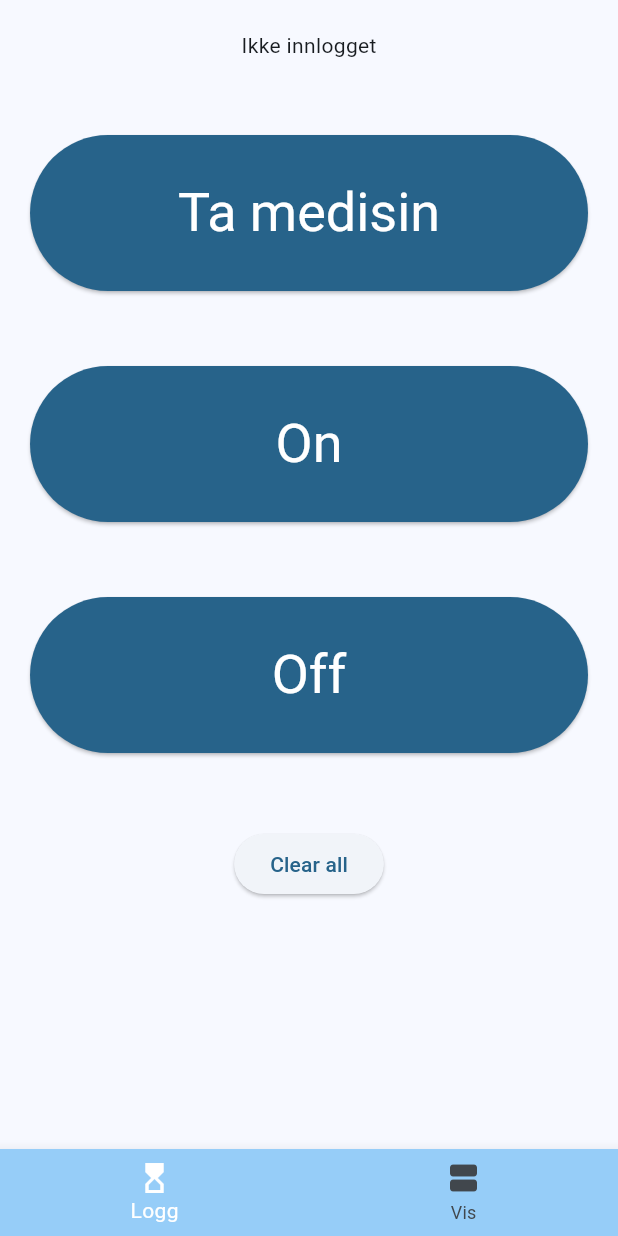
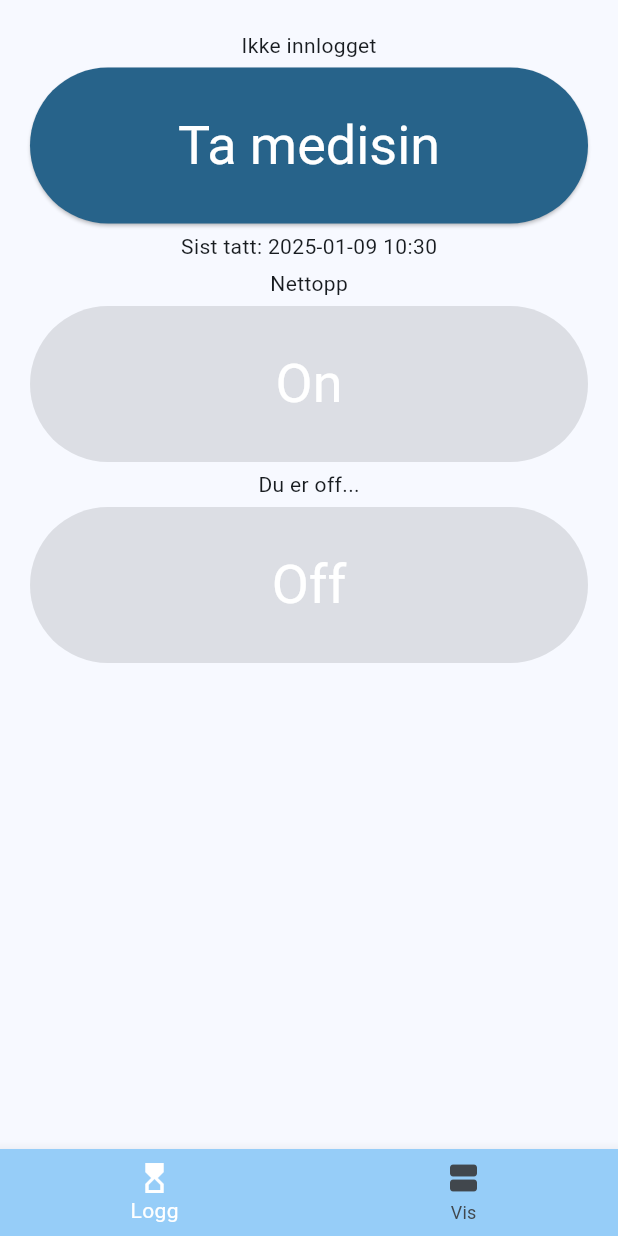
Before and after one commit to lhartvik/On, a Flutter app: the screen it shows after launch, after a tap on "Ta medisin", on a phone screen of 412 x 824 dp. Run offline on Flutter 3.47's test engine with Material 3 defaults, Android fonts, the phone set to English and light mode, and no system bars; our stand-ins replace flutter_dotenv, google_sign_in, sqflite, supabase_flutter; accounts and stored records are empty; network calls fail.

Commit message:
Innført Timer, og lytter til endringer i databasen

```diff
--- a/lib/components/loggeknapp.dart
+++ b/lib/components/loggeknapp.dart
@@ -6,10 +6,14 @@ class Loggeknapp extends StatelessWidget {
     super.key,
     required this.tittel,
     required this.theme,
+    required this.disabled,
+    required this.action,
   });
 
   final String tittel;
   final ThemeData theme;
+  final bool disabled;
+  final void Function() action;
 
   @override
   Widget build(BuildContext context) {
@@ -21,9 +25,12 @@ class Loggeknapp extends StatelessWidget {
     return Center(
       child: ElevatedButton(
           style: buttonStyle,
-          onPressed: () {
-            SupabaseHelper.instance.insert(tittel);
-          },
+          onPressed: disabled
+              ? null
+              : () {
+                  SupabaseHelper.instance.insert(tittel);
+                  action();
+                },
           child: Padding(
             padding: const EdgeInsets.all(30.0),
             child: Text(tittel, style: style),
--- a/lib/db/supabase_helper.dart
+++ b/lib/db/supabase_helper.dart
@@ -15,9 +15,10 @@ class SupabaseHelper implements DatabaseHelper {
   Future<SupabaseClient> get db async {
     if (_db == null) {
       await Supabase.initialize(
-        url: dotenv.env['SUPABASE_URL'] ?? '',
-        anonKey: dotenv.env['SUPABASE_KEY'] ?? '',
-      );
+          url: dotenv.env['SUPABASE_URL'] ?? '',
+          anonKey: dotenv.env['SUPABASE_KEY'] ?? '',
+          realtimeClientOptions:
+              const RealtimeClientOptions(eventsPerSecond: 2));
       _db = Supabase.instance.client;
       await nativeGoogleSignIn();
     }
@@ -53,6 +54,36 @@ class SupabaseHelper implements DatabaseHelper {
         .then((database) => database.from(_tableName).delete().neq('event', 0));
   }
 
+  Future<DateTime?> lastMedicineTaken() async {
+    var database = await db;
+    PostgrestList foo = await database
+        .from(_tableName)
+        .select('timestamp')
+        .eq('event', 'Ta medisin')
+        .order('timestamp', ascending: false)
+        .limit(1);
+
+    var bar = DateTime.tryParse(foo.firstOrNull?['timestamp']);
+
+    return bar;
+  }
+
+  Future<bool> lastStatus() async {
+    var database = await db;
+    PostgrestList sisteStatus = await database
+        .from(_tableName)
+        .select('event')
+        .or('event.eq.On,event.eq.Off')
+        .order('timestamp', ascending: false)
+        .limit(1);
+    var siste = sisteStatus.firstOrNull?['event'];
+    if (siste == 'On') {
+      return true;
+    } else {
+      return false;
+    }
+  }
+
   static Future<AuthResponse> nativeGoogleSignIn() async {
     var webClientId = dotenv.env['WEB_CLIENT_ID'];
     var iosClientId = dotenv.env['IOS_CLIENT_ID'];
--- a/lib/main.dart
+++ b/lib/main.dart
@@ -21,6 +21,7 @@ class OnApp extends StatelessWidget {
   Widget build(BuildContext context) {
     return MaterialApp(
       title: 'On!',
+      debugShowCheckedModeBanner: false,
       theme: ThemeData(
         colorScheme: ColorScheme.fromSeed(seedColor: Colors.lightBlue),
         useMaterial3: true,
--- a/lib/on_screen.dart
+++ b/lib/on_screen.dart
@@ -1,6 +1,10 @@
+import 'dart:async';
+
 import 'package:flutter/material.dart';
+import 'package:intl/intl.dart';
 import 'package:on_app/components/loggeknapp.dart';
 import 'package:on_app/db/supabase_helper.dart';
+import 'package:supabase_flutter/supabase_flutter.dart';
 
 class OnScreen extends StatefulWidget {
   const OnScreen({super.key});
@@ -11,6 +15,31 @@ class OnScreen extends StatefulWidget {
 
 class _OnScreenState extends State<OnScreen> {
   String? _userId;
+  DateTime? _lastMedicineTaken;
+  bool _isOn = false;
+  late Timer _timer;
+
+  @override
+  void dispose() {
+    _timer.cancel();
+    super.dispose();
+  }
+
+  updateLastMedicineTaken() async {
+    SupabaseHelper.instance.lastMedicineTaken().then(
+          (value) => setState(() {
+            _lastMedicineTaken = value;
+          }),
+        );
+  }
+
+  updateStatus() async {
+    SupabaseHelper.instance.lastStatus().then(
+          (value) => (value) => setState(() {
+                _isOn = value;
+              }),
+        );
+  }
 
   @override
   void initState() {
@@ -21,26 +50,88 @@ class _OnScreenState extends State<OnScreen> {
                 _userId = data.session?.user.id;
               });
             }));
+    updateLastMedicineTaken();
+    Supabase.instance.client
+        .channel('events')
+        .onPostgresChanges(
+            event: PostgresChangeEvent.insert,
+            schema: 'public',
+            table: 'events',
+            callback: (payload) {
+              updateLastMedicineTaken();
+            })
+        .subscribe();
+    _timer = Timer.periodic(Duration(seconds: 10), (timer) {
+      updateLastMedicineTaken();
+      updateStatus();
+    });
+  }
+
+  String _formatDateTime(DateTime dateTime) {
+    return DateFormat('yyyy-MM-dd HH:mm').format(dateTime);
+  }
+
+  String _timeAgo(DateTime? dateTime) {
+    if (dateTime == null) {
+      return 'Aldri';
+    }
+    final Duration difference = DateTime.now().difference(dateTime);
+    if (difference.inDays > 0) {
+      return '${difference.inDays} dager siden';
+    } else if (difference.inHours > 0) {
+      return '${difference.inHours} timer og ${difference.inMinutes.remainder(60).abs()} minutter siden';
+    } else if (difference.inMinutes > 0) {
+      return '${difference.inMinutes} minutter siden';
+    } else {
+      return 'Nettopp';
+    }
   }
 
   @override
   Widget build(BuildContext context) {
     ThemeData theme = Theme.of(context);
 
+    String sist = _lastMedicineTaken == null
+        ? 'Aldri'
+        : _formatDateTime(_lastMedicineTaken!);
+    String tidSiden = _timeAgo(_lastMedicineTaken);
+
+    bool halvtimeSiden = _lastMedicineTaken != null &&
+        DateTime.now().difference(_lastMedicineTaken!).inMinutes > 30;
+
     return Padding(
       padding: const EdgeInsets.all(20.0),
       child: SafeArea(
         child: Column(
-          spacing: 50,
+          spacing: 5,
           children: [
             Text(_userId != null ? 'Innlogget' : 'Ikke innlogget'),
-            for (var title in ['Ta medisin', 'On', 'Off'])
-              Loggeknapp(tittel: title, theme: theme),
-            ElevatedButton(
-                onPressed: () {
-                  SupabaseHelper.instance.clearAll();
-                },
-                child: Text('Clear all'))
+            Loggeknapp(
+                tittel: 'Ta medisin',
+                theme: theme,
+                disabled: false,
+                action: () {
+                  setState(() {
+                    _lastMedicineTaken = DateTime.now();
+                  });
+                }),
+            Text('Sist tatt: $sist'),
+            Text(tidSiden),
+            Loggeknapp(
+                tittel: 'On',
+                theme: theme,
+                disabled: !halvtimeSiden || _isOn,
+                action: () {
+                  _isOn = true;
+                }),
+            if (_isOn) Text("Du er on!") else Text("Du er off..."),
+            Loggeknapp(
+                tittel: 'Off',
+                theme: theme,
+                disabled: !halvtimeSiden || !_isOn,
+                action: () {
+                  _isOn = false;
+                }),
           ],
         ),
       ),
--- a/pubspec.yaml
+++ b/pubspec.yaml
@@ -33,6 +33,7 @@ dependencies:
     sdk: flutter
   flutter_dotenv: ^5.2.1
   google_sign_in: ^6.2.2
+  intl: ^0.20.1
   path: ^1.9.0
   sqflite: ^2.4.1
   supabase_flutter: ^2.8.2
```
Also changed, not shown: pubspec.lock.
